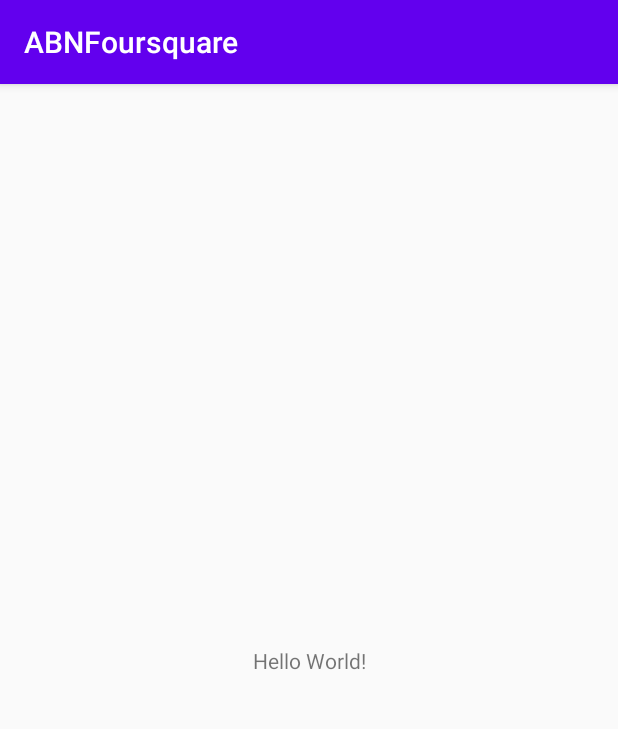
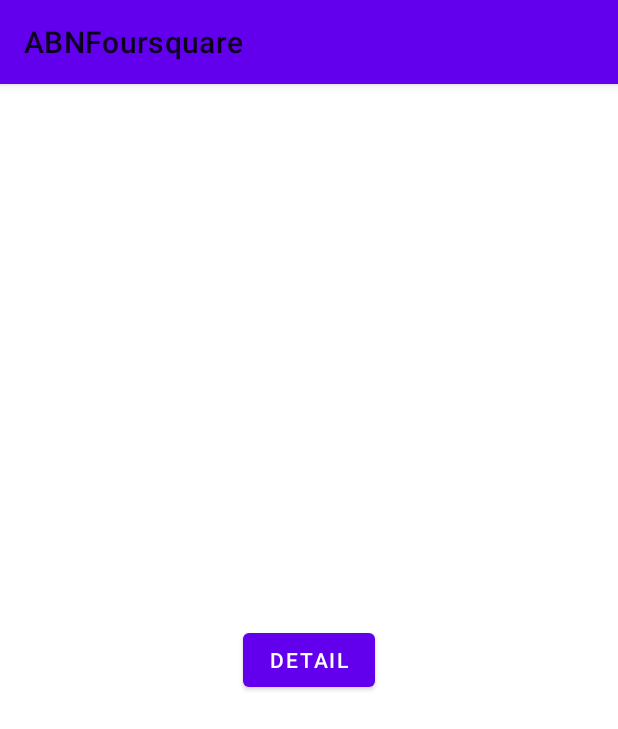
Before and after one commit to kelmer44/abn-test, an Android app: the screen it shows after launch (MainActivity), on a phone screen of 412 x 824 dp. Shown: the top 729 px of the screen. Run offline under Robolectric (Android 15) with nearby library versions, the phone set to English and light mode, and no system bars.

Commit message:
basic interaction

```diff
--- a/app/build.gradle
+++ b/app/build.gradle
@@ -31,6 +31,8 @@ dependencies {
     implementation 'androidx.appcompat:appcompat:1.1.0'
     implementation 'com.google.android.material:material:1.2.0-alpha06'
     implementation 'androidx.constraintlayout:constraintlayout:1.1.3'
+    implementation "androidx.navigation:navigation-fragment-ktx:2.2.2"
+    implementation "androidx.navigation:navigation-ui-ktx:2.2.2"
 
 
     // Reactive Programming
--- a/app/src/main/AndroidManifest.xml
+++ b/app/src/main/AndroidManifest.xml
@@ -6,6 +6,7 @@
         android:allowBackup="true"
         android:icon="@mipmap/ic_launcher"
         android:label="@string/app_name"
+        android:name=".ABNFoursquareApp"
         android:roundIcon="@mipmap/ic_launcher_round"
         android:supportsRtl="true"
         android:theme="@style/AppTheme">
--- /dev/null
+++ b/app/src/main/java/com/kelmer/abn/foursquare/ABNFoursquareApp.kt
@@ -0,0 +1,12 @@
+package com.kelmer.abn.foursquare
+
+import android.app.Application
+import com.kelmer.abn.foursquare.common.di.DIHelper
+
+class ABNFoursquareApp : Application() {
+
+    override fun onCreate() {
+        super.onCreate()
+        DIHelper.init(context = this)
+    }
+}
--- /dev/null
+++ b/app/src/main/java/com/kelmer/abn/foursquare/common/di/AppModule.kt
@@ -0,0 +1,6 @@
+package com.kelmer.abn.foursquare.common.di
+
+import org.koin.dsl.module
+
+val appModule = module {
+}
--- /dev/null
+++ b/app/src/main/java/com/kelmer/abn/foursquare/common/di/DIHelper.kt
@@ -0,0 +1,22 @@
+package com.kelmer.abn.foursquare.common.di
+
+import android.content.Context
+import org.koin.android.ext.koin.androidContext
+import org.koin.android.ext.koin.androidLogger
+import org.koin.core.context.startKoin
+
+object DIHelper {
+
+    fun init(context: Context) =
+        startKoin {
+            androidLogger()
+            androidContext(context)
+//            modules(
+//                listOf(
+//                    appModule,
+//                    netModule,
+//                    repositoryModule
+//                )
+//            )
+        }
+}
--- /dev/null
+++ b/app/src/main/java/com/kelmer/abn/foursquare/common/di/NetModule.kt
@@ -0,0 +1,6 @@
+package com.kelmer.abn.foursquare.common.di
+
+import org.koin.dsl.module
+
+val netModule = module {
+}
--- /dev/null
+++ b/app/src/main/java/com/kelmer/abn/foursquare/common/di/RepositoryModule.kt
@@ -0,0 +1,6 @@
+package com.kelmer.abn.foursquare.common.di
+
+import org.koin.dsl.module
+
+val repositoryModule = module{
+}
--- a/app/src/main/java/com/kelmer/abn/foursquare/ui/MainActivity.kt
+++ b/app/src/main/java/com/kelmer/abn/foursquare/ui/MainActivity.kt
@@ -2,11 +2,18 @@ package com.kelmer.abn.foursquare.ui
 
 import androidx.appcompat.app.AppCompatActivity
 import android.os.Bundle
+import androidx.navigation.NavController
+import androidx.navigation.findNavController
 import com.kelmer.abn.foursquare.R
 
 class MainActivity : AppCompatActivity() {
+
+    private lateinit var navController: NavController
+
     override fun onCreate(savedInstanceState: Bundle?) {
         super.onCreate(savedInstanceState)
         setContentView(R.layout.activity_main)
+
+        navController = findNavController(R.id.nav_host_fragment)
     }
 }
--- a/app/src/main/java/com/kelmer/abn/foursquare/ui/list/ListFragment.kt
+++ b/app/src/main/java/com/kelmer/abn/foursquare/ui/list/ListFragment.kt
@@ -1,7 +1,29 @@
 package com.kelmer.abn.foursquare.ui.list
 
+import android.os.Bundle
+import android.view.View
 import androidx.fragment.app.Fragment
+import androidx.navigation.NavController
+import androidx.navigation.fragment.findNavController
 import com.kelmer.abn.foursquare.R
+import com.kelmer.abn.foursquare.ui.detail.DetailViewModel
+import kotlinx.android.synthetic.main.fragment_list.*
+import org.koin.androidx.viewmodel.compat.ScopeCompat
+import org.koin.androidx.viewmodel.ext.android.viewModel
 
 class ListFragment : Fragment(R.layout.fragment_list) {
+
+    private val viewModel by viewModel<ListViewModel>()
+    private val navController: NavController by lazy {
+        findNavController()
+    }
+
+    override fun onViewCreated(view: View, savedInstanceState: Bundle?) {
+        super.onViewCreated(view, savedInstanceState)
+        go_detail.setOnClickListener {
+            navController.navigate(R.id.action_listFragment_to_detailFragment)
+        }
+    }
+
+
 }
--- a/app/src/main/res/layout/activity_main.xml
+++ b/app/src/main/res/layout/activity_main.xml
@@ -1,18 +1,22 @@
 <?xml version="1.0" encoding="utf-8"?>
-<androidx.constraintlayout.widget.ConstraintLayout xmlns:android="http://schemas.android.com/apk/res/android"
+<androidx.constraintlayout.widget.ConstraintLayout
+    xmlns:android="http://schemas.android.com/apk/res/android"
     xmlns:app="http://schemas.android.com/apk/res-auto"
     xmlns:tools="http://schemas.android.com/tools"
     android:layout_width="match_parent"
     android:layout_height="match_parent"
     tools:context=".ui.MainActivity">
 
-    <TextView
-        android:layout_width="wrap_content"
-        android:layout_height="wrap_content"
-        android:text="Hello World!"
+    <fragment
+        android:id="@+id/nav_host_fragment"
+        android:name="androidx.navigation.fragment.NavHostFragment"
+        android:layout_width="0dp"
+        android:layout_height="0dp"
+        app:defaultNavHost="true"
         app:layout_constraintBottom_toBottomOf="parent"
         app:layout_constraintLeft_toLeftOf="parent"
         app:layout_constraintRight_toRightOf="parent"
-        app:layout_constraintTop_toTopOf="parent" />
+        app:layout_constraintTop_toTopOf="parent"
+        app:navGraph="@navigation/nav_graph" />
 
 </androidx.constraintlayout.widget.ConstraintLayout>
--- a/app/src/main/res/layout/fragment_list.xml
+++ b/app/src/main/res/layout/fragment_list.xml
@@ -1,6 +1,17 @@
 <?xml version="1.0" encoding="utf-8"?>
-<androidx.constraintlayout.widget.ConstraintLayout
-    xmlns:android="http://schemas.android.com/apk/res/android" android:layout_width="match_parent"
-    android:layout_height="match_parent">
+<androidx.constraintlayout.widget.ConstraintLayout xmlns:android="http://schemas.android.com/apk/res/android"
+    android:layout_width="match_parent"
+    android:layout_height="match_parent"
+    xmlns:app="http://schemas.android.com/apk/res-auto">
+
+    <com.google.android.material.button.MaterialButton
+        android:id="@+id/go_detail"
+        android:layout_width="wrap_content"
+        android:layout_height="wrap_content"
+        app:layout_constraintTop_toTopOf="parent"
+        app:layout_constraintStart_toStartOf="parent"
+        app:layout_constraintEnd_toEndOf="parent"
+        app:layout_constraintBottom_toBottomOf="parent"
+        android:text="detail"/>
 
 </androidx.constraintlayout.widget.ConstraintLayout>
--- /dev/null
+++ b/app/src/main/res/navigation/nav_graph.xml
@@ -0,0 +1,22 @@
+<?xml version="1.0" encoding="utf-8"?>
+<navigation xmlns:android="http://schemas.android.com/apk/res/android"
+    xmlns:app="http://schemas.android.com/apk/res-auto"
+    xmlns:tools="http://schemas.android.com/tools"
+    android:id="@+id/nav_graph"
+    app:startDestination="@id/listFragment">
+
+    <fragment
+        android:id="@+id/listFragment"
+        tools:layout="@layout/fragment_list"
+        android:name="com.kelmer.abn.foursquare.ui.list.ListFragment"
+        android:label="ListFragment" >
+        <action
+            android:id="@+id/action_listFragment_to_detailFragment"
+            app:destination="@id/detailFragment" />
+    </fragment>
+    <fragment
+        android:id="@+id/detailFragment"
+        tools:layout="@layout/fragment_detail"
+        android:name="com.kelmer.abn.foursquare.ui.detail.DetailFragment"
+        android:label="DetailFragment" />
+</navigation>
--- a/app/src/main/res/values/styles.xml
+++ b/app/src/main/res/values/styles.xml
@@ -1,6 +1,6 @@
 <resources>
     <!-- Base application theme. -->
-    <style name="AppTheme" parent="Theme.AppCompat.Light.DarkActionBar">
+    <style name="AppTheme" parent="Theme.MaterialComponents.Light">
         <!-- Customize your theme here. -->
         <item name="colorPrimary">@color/colorPrimary</item>
         <item name="colorPrimaryDark">@color/colorPrimaryDark</item>
```
Also changed, not shown: app/src/main/java/com/kelmer/abn/foursquare/ui/detail/DetailFragment.kt (+17 -0 lines), app/src/main/res/layout/fragment_detail.xml (+12 -4 lines).
